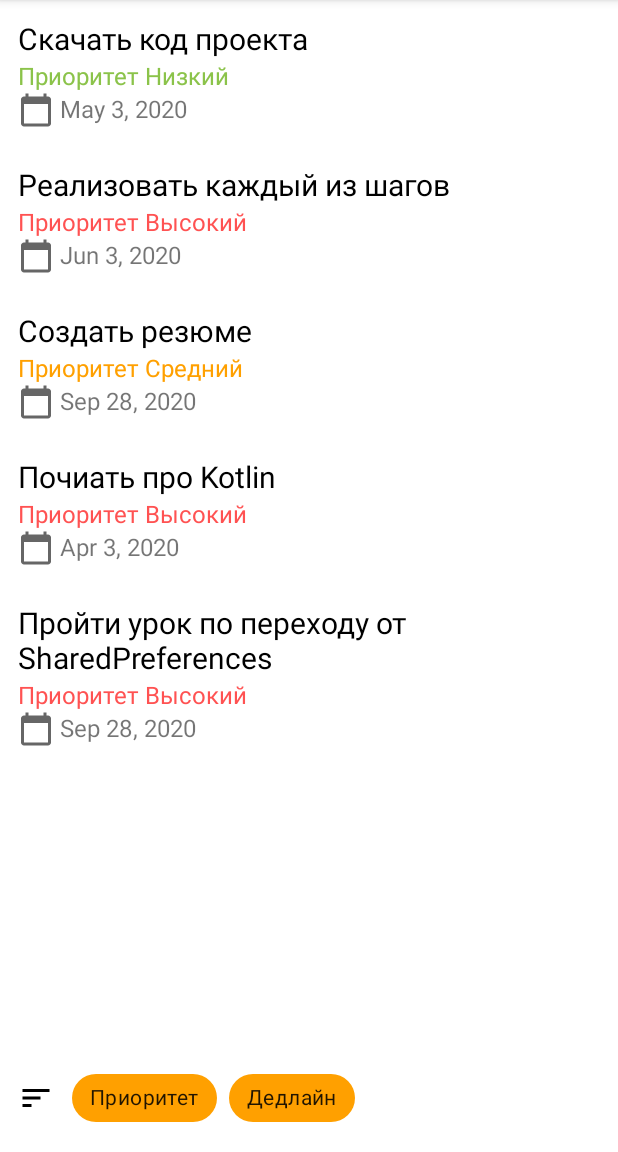
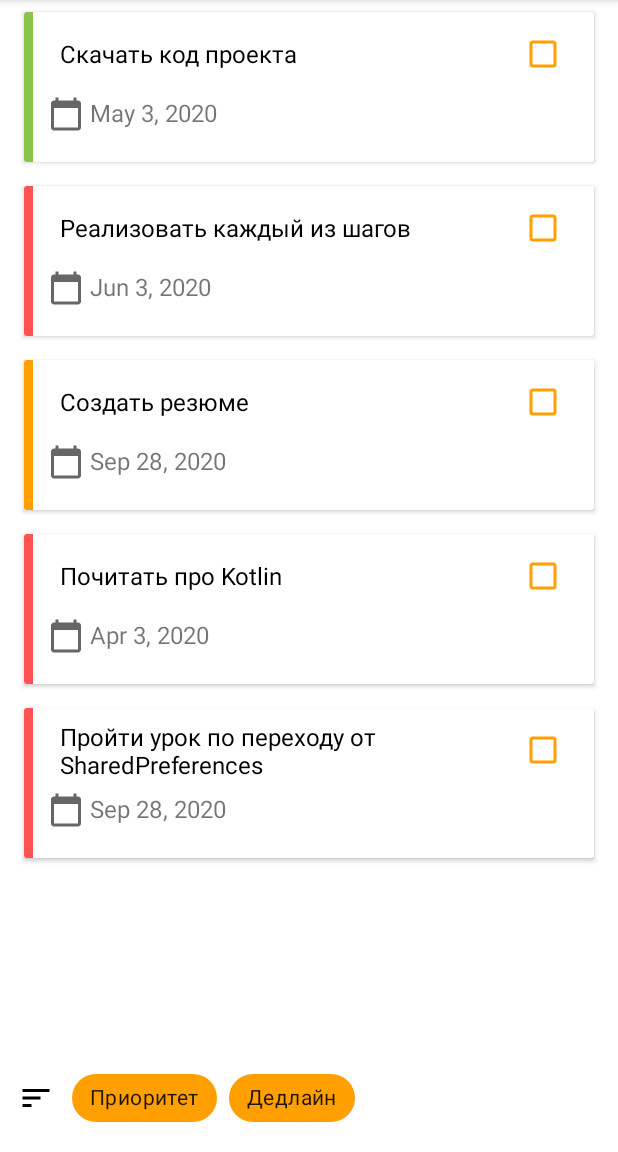
Before and after one commit to AndroidStudentClub/JetpackDataStore-TodoList, an Android app: the screen it shows after launch (MainActivity), on a phone screen of 412 x 824 dp, the part 84-1236 px from its top. Run offline under Robolectric (Android 15) with nearby library versions, the phone set to English and light mode, and no system bars.

Commit message:
Обновление UI

```diff
--- a/app/build.gradle
+++ b/app/build.gradle
@@ -57,4 +57,6 @@ dependencies {
 
     implementation 'androidx.navigation:navigation-fragment-ktx:2.3.0'
     implementation 'androidx.navigation:navigation-ui-ktx:2.3.0'
+
+    implementation "androidx.datastore:datastore-preferences:1.0.0-alpha01"
 }
--- a/app/src/main/java/ru/androidschool/jetpackdatastoretodolist/MainActivity.kt
+++ b/app/src/main/java/ru/androidschool/jetpackdatastoretodolist/MainActivity.kt
@@ -13,7 +13,6 @@ class MainActivity : AppCompatActivity() {
         super.onCreate(savedInstanceState)
         setContentView(R.layout.activity_main)
         setSupportActionBar(findViewById(R.id.toolbar))
-
     }
 
     override fun onCreateOptionsMenu(menu: Menu): Boolean {
--- a/app/src/main/java/ru/androidschool/jetpackdatastoretodolist/data/TaskRepository.kt
+++ b/app/src/main/java/ru/androidschool/jetpackdatastoretodolist/data/TaskRepository.kt
@@ -37,7 +37,7 @@ object MockTasksRepository {
                 priority = TaskPriority.NORMAL
             ),
             Task(
-                name = "Почиать про Kotlin",
+                name = "Почитать про Kotlin",
                 deadline = simpleDateFormat.parse("2020-04-03")!!,
                 priority = TaskPriority.HIGH
             ),
--- a/app/src/main/java/ru/androidschool/jetpackdatastoretodolist/ui/TaskAdapter.kt
+++ b/app/src/main/java/ru/androidschool/jetpackdatastoretodolist/ui/TaskAdapter.kt
@@ -26,7 +26,6 @@ class TaskAdapter(
         fun bind(task: Task) {
             containerView.task.text = task.name
             containerView.deadline.text = dateFormat.format(task.deadline)
-            containerView.priority.text = task.priority.name
 
             // set the priority color based on the task priority
             val textParams = when (task.priority) {
@@ -34,18 +33,12 @@ class TaskAdapter(
                 TaskPriority.NORMAL -> R.color.yellow to R.string.normal
                 TaskPriority.LOW -> R.color.green to R.string.low
             }
-            containerView.priority.setTextColor(
+            containerView.category_marker.setBackgroundColor(
                 ContextCompat.getColor(
                     itemView.context,
                     textParams.first
                 )
             )
-
-            containerView.priority.text = itemView.context.resources.getString(
-                R.string.priority_value,
-                containerView.context.getString(textParams.second)
-            )
-
         }
     }
 
--- a/app/src/main/res/layout/item_task.xml
+++ b/app/src/main/res/layout/item_task.xml
@@ -1,43 +1,68 @@
 <?xml version="1.0" encoding="utf-8"?>
-<androidx.constraintlayout.widget.ConstraintLayout xmlns:android="http://schemas.android.com/apk/res/android"
+<androidx.cardview.widget.CardView xmlns:android="http://schemas.android.com/apk/res/android"
     xmlns:app="http://schemas.android.com/apk/res-auto"
+    xmlns:card_view="http://schemas.android.com/tools"
     xmlns:tools="http://schemas.android.com/tools"
+    android:id="@+id/card_layout"
+    android:layout_width="wrap_content"
+    android:layout_height="100dp"
+    android:layout_marginLeft="16dp"
+    android:layout_marginTop="8dp"
+    android:layout_marginRight="16dp"
+    android:layout_marginBottom="8dp"
+    card_view:cardElevation="9dp"
+    card_view:cardUseCompatPadding="true">
+
+    <RelativeLayout
         android:layout_width="match_parent"
-    android:layout_height="wrap_content"
-    android:paddingHorizontal="@dimen/row_item_margin_horizontal"
-    android:paddingVertical="@dimen/row_item_margin_vertical"
-    tools:ignore="UnusedAttribute">
+        android:layout_height="wrap_content">
+
+        <LinearLayout
+            android:id="@+id/todo_container"
+            android:layout_width="match_parent"
+            android:layout_height="56dp"
+            android:background="@color/white"
+            android:orientation="horizontal"
+            android:weightSum="1">
 
             <TextView
                 android:id="@+id/task"
+                style="@style/HeaderStyle"
                 android:layout_width="0dp"
-        android:layout_height="wrap_content"
-        android:textColor="@color/black"
-        android:textSize="@dimen/task_size"
-        app:layout_constraintEnd_toEndOf="parent"
-        app:layout_constraintStart_toStartOf="parent"
-        app:layout_constraintTop_toTopOf="parent"
-        tools:text="android-architecture" />
+                android:layout_height="match_parent"
+                android:layout_marginStart="16dp"
+                android:layout_weight="0.9"
+                android:ellipsize="end"
+                android:gravity="center_vertical"
+                android:maxLines="2"
+                android:padding="8dp"
+                tools:text="Buy a ticket" />
 
-    <TextView
-        android:id="@+id/priority"
+            <CheckBox
+                android:id="@+id/status_checkbox"
                 android:layout_width="0dp"
-        android:layout_height="wrap_content"
-        android:textSize="@dimen/task_details_size"
-        app:layout_constraintEnd_toEndOf="parent"
-        app:layout_constraintStart_toStartOf="parent"
-        app:layout_constraintTop_toBottomOf="@id/task"
-        tools:text="priority" />
+                android:layout_height="match_parent"
+                android:layout_marginEnd="16dp"
+                android:layout_weight="0.1"
+                android:buttonTint="@color/colorAccent" />
+        </LinearLayout>
+
+        <View
+            android:id="@+id/category_marker"
+            android:layout_width="6dp"
+            android:layout_height="match_parent"
+            android:background="@color/red" />
 
         <TextView
             android:id="@+id/deadline"
-        android:layout_width="0dp"
+            android:layout_width="match_parent"
             android:layout_height="wrap_content"
+            android:layout_below="@+id/todo_container"
+            android:layout_marginStart="16dp"
+            android:layout_marginBottom="16dp"
             android:drawablePadding="4dp"
             android:textSize="@dimen/task_details_size"
             app:drawableStartCompat="@drawable/ic_calendar"
-        app:layout_constraintEnd_toEndOf="parent"
-        app:layout_constraintStart_toStartOf="parent"
-        app:layout_constraintTop_toBottomOf="@id/priority"
             tools:text="2020-05-06" />
-</androidx.constraintlayout.widget.ConstraintLayout>
+    </RelativeLayout>
+</androidx.cardview.widget.CardView>
--- a/app/src/main/res/values/strings.xml
+++ b/app/src/main/res/values/strings.xml
@@ -13,7 +13,6 @@
 
     <string name="priority">Приоритет</string>
     <string name="deadline">Дедлайн</string>
-    <string name="priority_value">Приоритет %s</string>
 
     <string name="high">Высокий</string>
     <string name="normal">Средний</string>
--- a/app/src/main/res/values/styles.xml
+++ b/app/src/main/res/values/styles.xml
@@ -16,4 +16,11 @@
 
     <style name="AppTheme.PopupOverlay" parent="ThemeOverlay.AppCompat.Light" />
 
+    <!-- Header Item Style -->
+    <style name="HeaderStyle">
+        <item name="android:textColor">@color/black</item>
+        <item name="android:textSize">16sp</item>
+        <item name="android:fontFamily">sans-serif</item>
+    </style>
+
 </resources>
```
Lines whose indentation alone changed are shown as unchanged.
